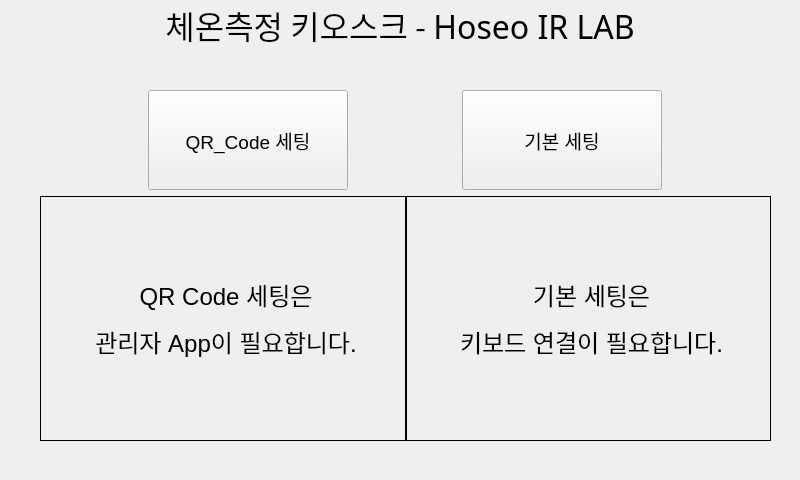
Qt form set.ui (kangsy0058/NFC_2021_Kiosk) before a commit.
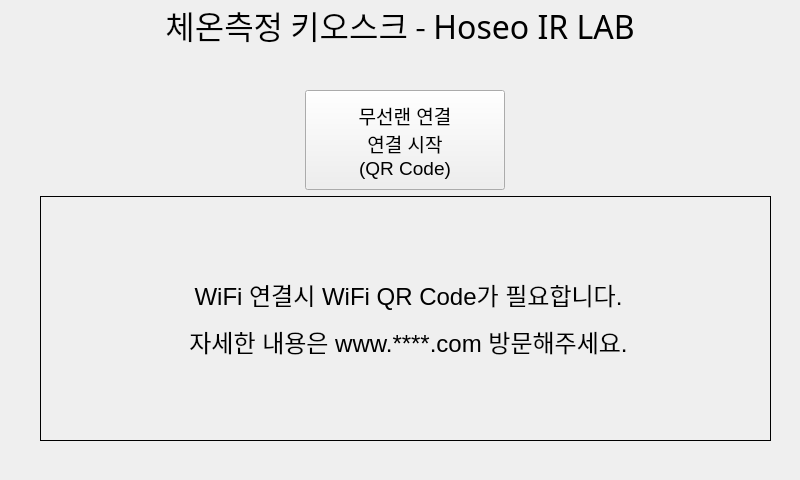
The same form after that commit.

```diff
--- a/set.ui
+++ b/set.ui
@@ -122,31 +122,9 @@
           </font>
          </property>
          <property name="text">
-          <string>QR_Code 세팅</string>
-         </property>
-        </widget>
-       </item>
-       <item>
-        <widget class="QPushButton" name="def_btn">
-         <property name="minimumSize">
-          <size>
-           <width>200</width>
-           <height>100</height>
-          </size>
-         </property>
-         <property name="maximumSize">
-          <size>
-           <width>200</width>
-           <height>100</height>
-          </size>
-         </property>
-         <property name="font">
-          <font>
-           <pointsize>14</pointsize>
-          </font>
-         </property>
-         <property name="text">
-          <string>기본 세팅</string>
+          <string>무선랜 연결
+연결 시작
+(QR Code)</string>
          </property>
         </widget>
        </item>
@@ -168,22 +146,7 @@
           <enum>QFrame::Box</enum>
          </property>
          <property name="text">
-          <string>&lt;html&gt;&lt;head/&gt;&lt;body&gt;&lt;p align=&quot;center&quot;&gt;QR Code 세팅은&lt;/p&gt;&lt;p align=&quot;center&quot;&gt;관리자 App이 필요합니다.&lt;/p&gt;&lt;/body&gt;&lt;/html&gt;</string>
-         </property>
-        </widget>
-       </item>
-       <item>
-        <widget class="QLabel" name="label_2">
-         <property name="font">
-          <font>
-           <pointsize>18</pointsize>
-          </font>
-         </property>
-         <property name="frameShape">
-          <enum>QFrame::Box</enum>
-         </property>
-         <property name="text">
-          <string>&lt;html&gt;&lt;head/&gt;&lt;body&gt;&lt;p align=&quot;center&quot;&gt;기본 세팅은&lt;/p&gt;&lt;p align=&quot;center&quot;&gt;키보드 연결이 필요합니다.&lt;/p&gt;&lt;/body&gt;&lt;/html&gt;</string>
+          <string>&lt;html&gt;&lt;head/&gt;&lt;body&gt;&lt;p align=&quot;center&quot;&gt;WiFi 연결시 WiFi QR Code가 필요합니다.&lt;/p&gt;&lt;p align=&quot;center&quot;&gt;자세한 내용은 www.****.com 방문해주세요.&lt;/p&gt;&lt;/body&gt;&lt;/html&gt;</string>
          </property>
         </widget>
        </item>
```
